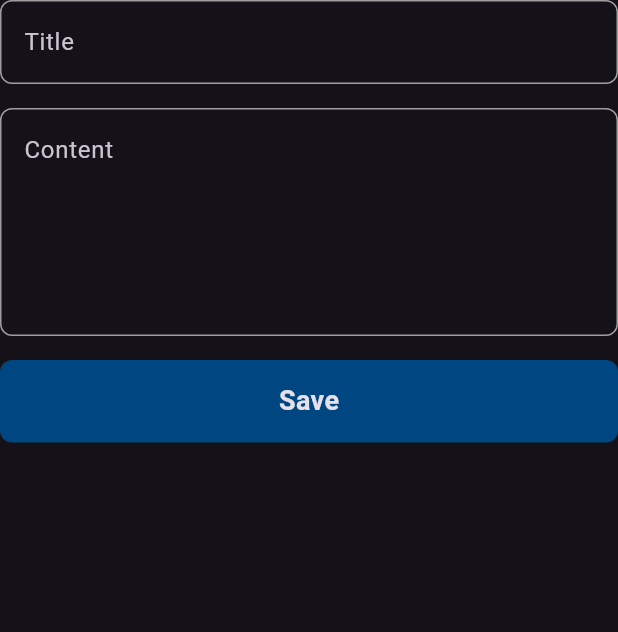
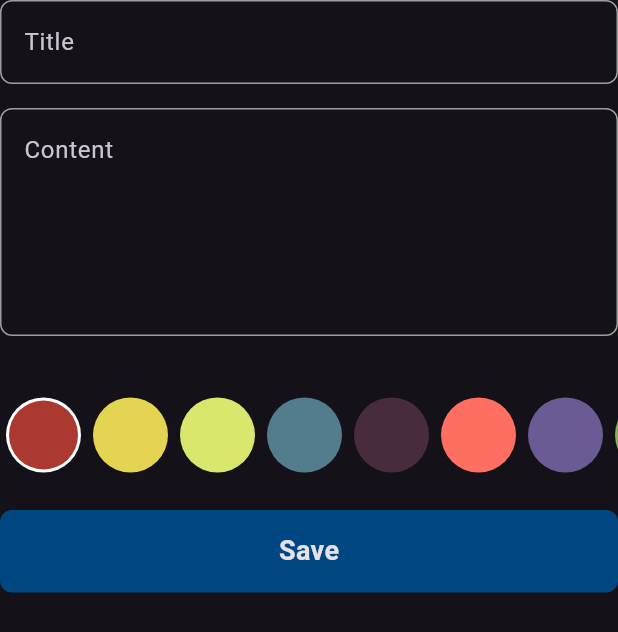
Before and after one commit to Amr-B/notes_app_hive, a Flutter app: the AddNoteForm widget shown alone on an empty page, opened directly, on a phone screen of 412 x 824 dp. Shown: the top 632 px of the screen. Run offline on Flutter 3.47's test engine with Material 3 defaults, Android fonts, the phone set to English and light mode, and no system bars; our stand-ins replace bloc, flutter_bloc, hive, hive_flutter; accounts and stored records are empty.

Commit message:
list of colors

```diff
--- a/lib/views/widgets/add_note_form.dart
+++ b/lib/views/widgets/add_note_form.dart
@@ -48,6 +48,7 @@ class _AddNoteFormState extends State<AddNoteForm> {
           ),
           // > save button
           const SizedBox(height: 16),
+          ColorsListView(),
           BlocBuilder<AddNoteCubit, AddNoteState>(
             builder: (context, state) {
               return CustomButton(
@@ -80,3 +81,81 @@ class _AddNoteFormState extends State<AddNoteForm> {
     );
   }
 }
+
+class ColorItem extends StatelessWidget {
+  const ColorItem({super.key, required this.isActive, required this.color});
+  final bool isActive;
+  final Color color;
+
+  @override
+  Widget build(BuildContext context) {
+    return isActive
+        ? CircleAvatar(
+            radius: 25,
+            backgroundColor: Colors.white,
+            child: CircleAvatar(radius: 23, backgroundColor: color),
+          )
+        : CircleAvatar(radius: 25, backgroundColor: color);
+  }
+}
+
+class ColorsListView extends StatefulWidget {
+  const ColorsListView({super.key});
+
+  @override
+  State<ColorsListView> createState() => _ColorsListViewState();
+}
+
+class _ColorsListViewState extends State<ColorsListView> {
+  int currentIndex = 0;
+
+  final List<Color> colors = [
+    Color(0xffAC3931),
+    Color(0xffE5D352),
+    Color(0xffD9E76C),
+    Color(0xff537D8D),
+    Color(0xff482C3D),
+    Color(0xffFF6F61),
+    Color(0xff6B5B95),
+    Color(0xff88B04B),
+    Color(0xffF7CAC9),
+    Color(0xff92A8D1),
+    Color(0xff955251),
+    Color(0xffB565A7),
+    Color(0xff009B77),
+    Color(0xffDD4124),
+    Color(0xffD65076),
+    Color(0xff45B8AC),
+    Color(0xffEFC050),
+    Color(0xff5B5EA6),
+    Color(0xff9B2335),
+    Color(0xffDFCFBE),
+  ];
+
+  @override
+  Widget build(BuildContext context) {
+    return SizedBox(
+      height: 100,
+      child: ListView.builder(
+        scrollDirection: Axis.horizontal,
+        itemCount: colors.length,
+        itemBuilder: (context, index) {
+          return Padding(
+            padding: const EdgeInsets.symmetric(horizontal: 4.0),
+            child: GestureDetector(
+              onTap: () {
+                setState(() {
+                  currentIndex = index;
+                });
+              },
+              child: ColorItem(
+                isActive: currentIndex == index,
+                color: colors[index],
+              ),
+            ),
+          );
+        },
+      ),
+    );
+  }
+}
```
